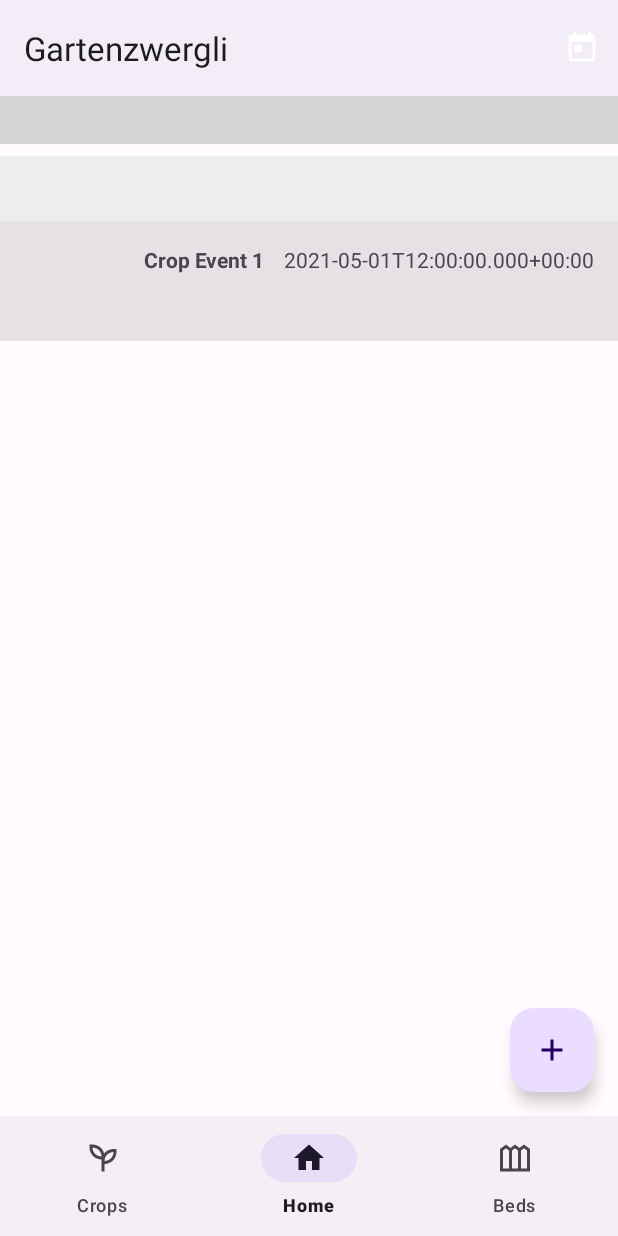
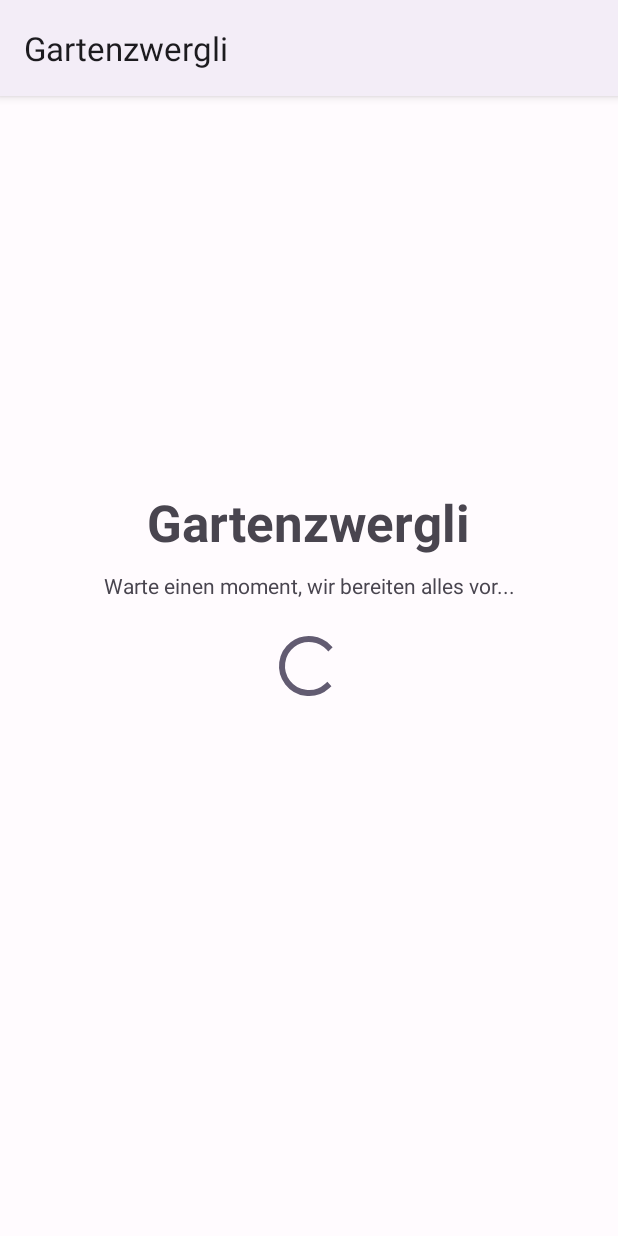
Before and after one commit to biersoeckli/gartenzwergli, an Android app: the screen it shows after launch (MainActivity before the commit, InitialDataLoaderActivity after it), on a phone screen of 412 x 824 dp. Run offline under Robolectric (Android 15) with nearby library versions, the phone set to English and light mode, and no system bars; our stand-ins replace Room's generated code, navigation-ui; libraries missing offline, so code that uses them is left out: com.kizitonwose.calendar; plain views replace CalendarView; network calls fail; 6 statements that could not run were skipped; grey boxes are pictures that could not be loaded.

Commit message:
added initial loader screen on first run

```diff
--- a/app/src/main/AndroidManifest.xml
+++ b/app/src/main/AndroidManifest.xml
@@ -16,6 +16,9 @@
         android:theme="@style/Theme.Gartenzwergli"
         tools:targetApi="31">
         <activity
+            android:name=".InitialDataLoaderActivity"
+            android:exported="false" />
+        <activity
             android:name=".ui.cropDetail.CropDetailActivity"
             android:exported="false" />
         <activity
--- /dev/null
+++ b/app/src/main/java/ch/ost/gartenzwergli/InitialDataLoaderActivity.kt
@@ -0,0 +1,26 @@
+package ch.ost.gartenzwergli
+
+import androidx.appcompat.app.AppCompatActivity
+import android.os.Bundle
+import ch.ost.gartenzwergli.services.DataStorage
+import kotlinx.coroutines.CoroutineScope
+import kotlinx.coroutines.Dispatchers
+import kotlinx.coroutines.launch
+import kotlin.coroutines.CoroutineContext
+
+class InitialDataLoaderActivity : AppCompatActivity(), CoroutineScope {
+    override fun onCreate(savedInstanceState: Bundle?) {
+        super.onCreate(savedInstanceState)
+        setContentView(R.layout.activity_initial_data_loader)
+
+        launch {
+            val dataStorage = DataStorage()
+            dataStorage.runInitial(applicationContext)
+            finish()
+        }
+    }
+
+
+    override val coroutineContext: CoroutineContext
+        get() = Dispatchers.Main
+}
--- a/app/src/main/java/ch/ost/gartenzwergli/MainActivity.kt
+++ b/app/src/main/java/ch/ost/gartenzwergli/MainActivity.kt
@@ -1,6 +1,7 @@
 package ch.ost.gartenzwergli
 
 import android.Manifest
+import android.content.Intent
 import android.os.Build
 import android.os.Bundle
 import androidx.annotation.RequiresApi
@@ -29,7 +30,14 @@ class MainActivity : AppCompatActivity(), CoroutineScope {
         // !!! START | THIS HAS TO BE EXECUTED AT APPLICATION START | START !!!
         DatabaseService.setupDbWithContext(application.applicationContext)
         launch {
-            DataStorage().runInitial(applicationContext)
+            val dataStorage = DataStorage()
+            if (dataStorage.isInitialRunNecessary()) {
+                Intent(this@MainActivity, InitialDataLoaderActivity::class.java).also {
+                    startActivity(it)
+                }
+            } else {
+                dataStorage.syncDetailDataFromNewCropDbos()
+            }
         }
         // !!! END | THIS HAS TO BE EXECUTED AT APPLICATION START | END !!!
 
--- a/app/src/main/java/ch/ost/gartenzwergli/services/DataStorage.kt
+++ b/app/src/main/java/ch/ost/gartenzwergli/services/DataStorage.kt
@@ -23,6 +23,8 @@ import java.util.concurrent.TimeUnit
 
 class DataStorage() {
 
+    private val lastUpdateParamKey = "lastUpdate"
+
     private var okHttpClient: OkHttpClient
     private var db: AppDatabase = DatabaseService.getDb()
 
@@ -34,11 +36,14 @@ class DataStorage() {
         this.okHttpClient = okHttpBuilder.build()
     }
 
+    suspend fun isInitialRunNecessary(): Boolean {
+        val lastUpdate = db.parameterDao().findByKey(lastUpdateParamKey)
+        return lastUpdate == null;
+    }
+
     @RequiresApi(Build.VERSION_CODES.O)
     suspend fun runInitial(ctx: Context) {
-        val lastUpdateParamKey = "lastUpdate"
-        val lastUpdate = db.parameterDao().findByKey(lastUpdateParamKey)
-        if (lastUpdate == null) {
+        if (isInitialRunNecessary()) {
             syncAllCrops()
             syncImagesForCrops(ctx)
             db.parameterDao().insertAll(
@@ -48,7 +53,6 @@ class DataStorage() {
                 )
             )
         }
-        syncDetailDataFromNewCropDbos() // takes a long time^^
     }
 
     private suspend fun syncImagesForCrops(ctx: Context) {
--- /dev/null
+++ b/app/src/main/res/layout/activity_initial_data_loader.xml
@@ -0,0 +1,41 @@
+<?xml version="1.0" encoding="utf-8"?>
+<androidx.constraintlayout.widget.ConstraintLayout xmlns:android="http://schemas.android.com/apk/res/android"
+    xmlns:app="http://schemas.android.com/apk/res-auto"
+    xmlns:tools="http://schemas.android.com/tools"
+    android:layout_width="match_parent"
+    android:layout_height="match_parent"
+    tools:context=".InitialDataLoaderActivity">
+
+    <ProgressBar
+        android:id="@+id/progressBar"
+        style="?android:attr/progressBarStyle"
+        android:layout_width="wrap_content"
+        android:layout_height="wrap_content"
+        app:layout_constraintBottom_toBottomOf="parent"
+        app:layout_constraintEnd_toEndOf="parent"
+        app:layout_constraintStart_toStartOf="parent"
+        app:layout_constraintTop_toTopOf="parent" />
+
+    <TextView
+        android:id="@+id/textView"
+        android:layout_width="wrap_content"
+        android:layout_height="wrap_content"
+        android:paddingBottom="20dp"
+        android:text="Warte einen moment, wir bereiten alles vor..."
+        app:layout_constraintBottom_toTopOf="@+id/progressBar"
+        app:layout_constraintEnd_toEndOf="parent"
+        app:layout_constraintStart_toStartOf="parent" />
+
+    <TextView
+        android:id="@+id/textView2"
+        android:layout_width="wrap_content"
+        android:layout_height="wrap_content"
+        android:paddingBottom="10dp"
+        android:text="Gartenzwergli"
+        android:textSize="34sp"
+        android:textStyle="bold"
+        app:layout_constraintBottom_toTopOf="@+id/textView"
+        app:layout_constraintEnd_toEndOf="parent"
+        app:layout_constraintHorizontal_bias="0.497"
+        app:layout_constraintStart_toStartOf="parent" />
+</androidx.constraintlayout.widget.ConstraintLayout>
--- a/app/src/main/res/layout/crop_item.xml
+++ b/app/src/main/res/layout/crop_item.xml
@@ -12,6 +12,7 @@
         android:layout_marginStart="16dp"
         android:layout_marginTop="16dp"
         android:contentDescription="@string/title_crops"
+        android:scaleType="centerCrop"
         app:layout_constraintStart_toStartOf="parent"
         app:layout_constraintTop_toTopOf="parent"
         tools:srcCompat="@tools:sample/avatars" />
```
